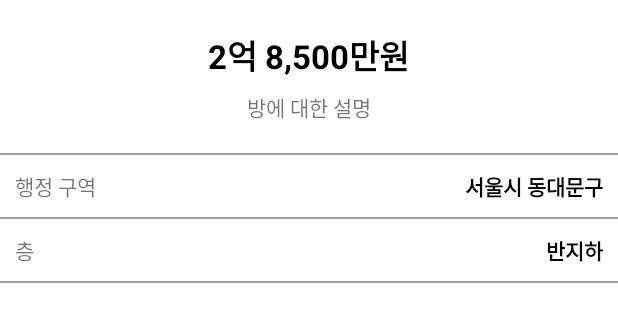
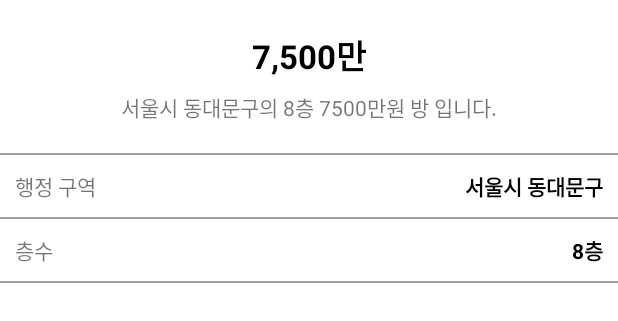
Before and after one commit to Tycoon19/LandApp_Jaewhi, an Android app: the screen it shows after launch (ViewRoomDetailActivity), after a tap on an icon or button, on a phone screen of 412 x 824 dp, the part 459-780 px from its top. Run offline under Robolectric (Android 15) with nearby library versions, the phone set to English and light mode, and no system bars.

Commit message:
방 상세정보 데이터를 통째로 넘겨서 반영

```diff
--- a/app/src/main/java/com/example/landapp_jaewhi/ViewRoomDetailActivity.kt
+++ b/app/src/main/java/com/example/landapp_jaewhi/ViewRoomDetailActivity.kt
@@ -2,10 +2,21 @@ package com.example.landapp_jaewhi
 
 import androidx.appcompat.app.AppCompatActivity
 import android.os.Bundle
+import com.example.landapp_jaewhi.datas.Room
+import kotlinx.android.synthetic.main.activity_view_room_detail.*
 
 class ViewRoomDetailActivity : AppCompatActivity() {
+
     override fun onCreate(savedInstanceState: Bundle?) {
         super.onCreate(savedInstanceState)
         setContentView(R.layout.activity_view_room_detail)
+
+        val roomData = intent.getSerializableExtra("room") as Room
+
+        priceTxt.text = roomData.getFormattedPrice()
+        descriptionTxt.text = roomData.description
+        addressTxt.text = roomData.address
+        floorTxt.text = roomData.getFormattedFloor()
+
     }
 }
--- a/app/src/main/java/com/example/landapp_jaewhi/datas/Room.kt
+++ b/app/src/main/java/com/example/landapp_jaewhi/datas/Room.kt
@@ -30,13 +30,13 @@ class Room(
     fun getFormattedFloor() : String {
 
         if(this.floor > 0){
-            return ", ${this.floor}층"
+            return " ${this.floor}층"
         }
         else if (this.floor == 0){
-            return ", 반지하"
+            return " 반지하"
         }
         else{
-            return ", 지하${-this.floor}층"
+            return " 지하${-this.floor}층"
         }
 
     }
--- a/app/src/main/res/layout/activity_view_room_detail.xml
+++ b/app/src/main/res/layout/activity_view_room_detail.xml
@@ -21,6 +21,7 @@
         android:padding="20dp">
 
         <TextView
+            android:id="@+id/priceTxt"
             android:layout_width="wrap_content"
             android:layout_height="wrap_content"
             android:textStyle="bold"
@@ -29,6 +30,7 @@
             android:text="2억 8,500만원"/>
 
         <TextView
+            android:id="@+id/descriptionTxt"
             android:layout_width="wrap_content"
             android:layout_height="wrap_content"
             android:layout_marginTop="7dp"
@@ -58,6 +60,7 @@
             android:layout_weight="1"/>
 
         <TextView
+            android:id="@+id/addressTxt"
             android:layout_width="wrap_content"
             android:layout_height="wrap_content"
             android:text="서울시 동대문구"
@@ -80,7 +83,7 @@
         <TextView
             android:layout_width="wrap_content"
             android:layout_height="wrap_content"
-            android:text="층"/>
+            android:text="층수"/>
 
         <TextView
             android:layout_width="0dp"
@@ -88,6 +91,7 @@
             android:layout_weight="1"/>
 
         <TextView
+            android:id="@+id/floorTxt"
             android:layout_width="wrap_content"
             android:layout_height="wrap_content"
             android:text="반지하"
```
